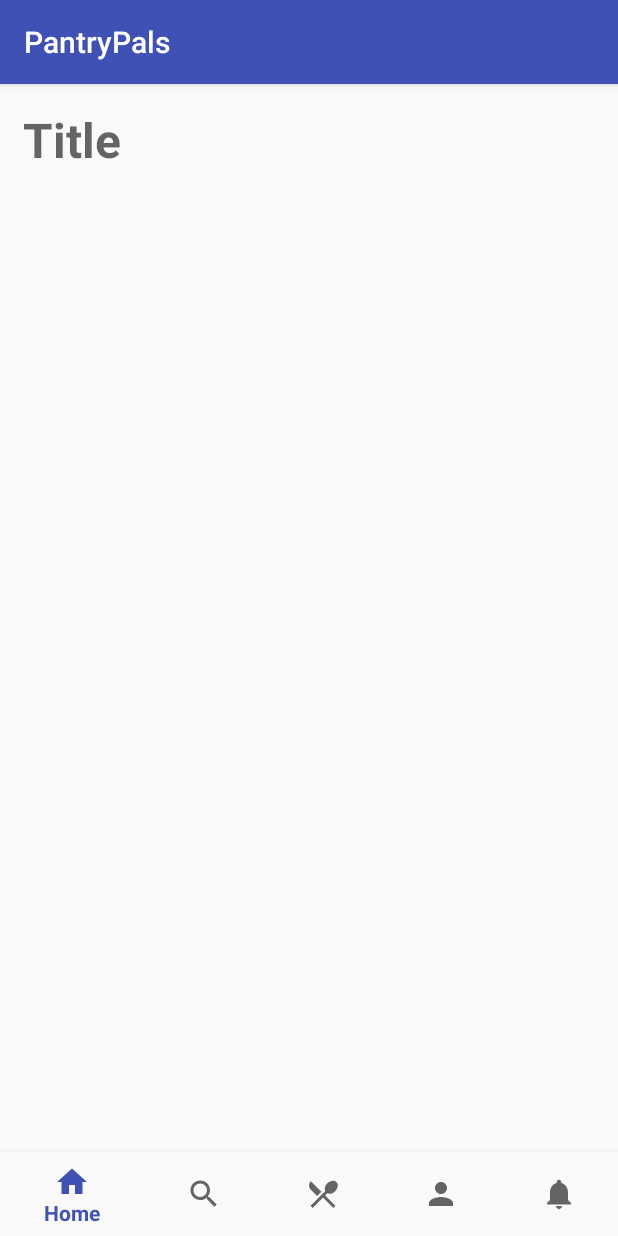
After one commit to tribby5/PantryPals, an Android app: the fragment DiscoverDetailFragment placed in its activity, on a phone screen of 412 x 824 dp. The commit adds this screen. Run offline under Robolectric (Android 15) with nearby library versions, the phone set to English and light mode, and no system bars; 1 statement that could not run was skipped.

Commit message:
Add discover detail

```diff
--- a/app/build.gradle
+++ b/app/build.gradle
@@ -45,4 +45,6 @@ dependencies {
 
 
 
+
+
 apply plugin: 'com.google.gms.google-services'
--- a/app/src/main/java/pantrypals/activities/HomeActivity.java
+++ b/app/src/main/java/pantrypals/activities/HomeActivity.java
@@ -1,7 +1,5 @@
 package pantrypals.activities;
 
-import android.app.FragmentManager;
-import android.content.Intent;
 import android.os.Bundle;
 import android.support.annotation.NonNull;
 import android.support.design.widget.BottomNavigationView;
@@ -12,16 +10,15 @@ import android.view.MenuItem;
 
 import com.android.databaes.pantrypals.R;
 
+import pantrypals.discover.DiscoverDetailFragment;
 import pantrypals.discover.DiscoverFragment;
+import pantrypals.discover.DiscoverItemClickListener;
 import pantrypals.home.HomeFragment;
 import pantrypals.notifications.NotificationsFragment;
 import pantrypals.pantry.PantryFragment;
 import pantrypals.profile.ProfileFragment;
 
-public class HomeActivity extends AppCompatActivity {
-
-    private FragmentManager fragmentManager;
-    private FragmentTransaction fragmentTransaction;
+public class HomeActivity extends AppCompatActivity implements DiscoverItemClickListener {
 
     @Override
     protected void onCreate(Bundle savedInstanceState) {
@@ -54,20 +51,22 @@ public class HomeActivity extends AppCompatActivity {
                                 break;
                         }
 
-                        FragmentTransaction transaction = getSupportFragmentManager().beginTransaction();
-                        transaction.replace(R.id.frame_layout, selectedFragment);
-                        transaction.commit();
+                        setFragment(selectedFragment);
                         return true;
                     }
                 });
 
         //Manually displaying the first fragment - one time only
-        FragmentTransaction transaction = getSupportFragmentManager().beginTransaction();
-        transaction.replace(R.id.frame_layout, HomeFragment.newInstance());
-        transaction.commit();
+       setFragment(HomeFragment.newInstance());
     }
 
+    @Override
+    public void discoverItemClicked(CharSequence title) {
+        setFragment(DiscoverDetailFragment.newFragment(title));
+    }
 
-
-
+    private void setFragment(Fragment fragment) {
+        FragmentTransaction transaction = getSupportFragmentManager().beginTransaction();
+        transaction.replace(R.id.frame_layout, fragment).commit();
+    }
 }
--- /dev/null
+++ b/app/src/main/java/pantrypals/discover/DiscoverDetailFragment.java
@@ -0,0 +1,46 @@
+package pantrypals.discover;
+
+
+import android.os.Bundle;
+import android.support.v4.app.Fragment;
+import android.view.LayoutInflater;
+import android.view.View;
+import android.view.ViewGroup;
+import android.widget.TextView;
+
+import com.android.databaes.pantrypals.R;
+
+public class DiscoverDetailFragment extends Fragment {
+
+    private static final String ARG_TITLE = "ARG_TITLE";
+
+    public DiscoverDetailFragment() {
+        // Required empty public constructor
+    }
+
+    public static DiscoverDetailFragment newFragment(CharSequence title) {
+        DiscoverDetailFragment fragment = new DiscoverDetailFragment();
+
+        Bundle args = new Bundle();
+        args.putCharSequence(ARG_TITLE, title);
+        fragment.setArguments(args);
+
+        return fragment;
+    }
+
+    @Override
+    public View onCreateView(LayoutInflater inflater, ViewGroup container,
+                             Bundle savedInstanceState) {
+        // Inflate the layout for this fragment
+        View view = inflater.inflate(R.layout.fragment_discover_detail, container, false);
+
+        TextView detailTitle = view.findViewById(R.id.discover_detail_title);
+        Bundle args = getArguments();
+        CharSequence title = args.getCharSequence(ARG_TITLE);
+
+        detailTitle.setText(title);
+
+        return view;
+    }
+
+}
--- /dev/null
+++ b/app/src/main/java/pantrypals/discover/DiscoverItemClickListener.java
@@ -0,0 +1,11 @@
+package pantrypals.discover;
+
+/**
+ * Created by adityasrinivasan on 06/11/17.
+ */
+
+public interface DiscoverItemClickListener {
+
+    void discoverItemClicked(CharSequence message);
+
+}
--- /dev/null
+++ b/app/src/main/res/layout/fragment_discover_detail.xml
@@ -0,0 +1,18 @@
+<LinearLayout xmlns:android="http://schemas.android.com/apk/res/android"
+    xmlns:tools="http://schemas.android.com/tools"
+    android:layout_width="match_parent"
+    android:layout_height="match_parent"
+    android:id="@+id/discover_detail_layout"
+    tools:context="pantrypals.discover.DiscoverDetailFragment">
+
+    <TextView
+        android:layout_width="match_parent"
+        android:layout_height="match_parent"
+        android:textStyle="bold"
+        android:textSize="@dimen/h1Size"
+        android:padding="@dimen/padding"
+        android:hint="Title"
+        android:id="@+id/discover_detail_title"
+        android:textColor="@color/colorBlack"/>
+
+</LinearLayout>
--- a/app/src/main/res/values/colors.xml
+++ b/app/src/main/res/values/colors.xml
@@ -3,4 +3,5 @@
     <color name="colorPrimary">#3F51B5</color>
     <color name="colorPrimaryDark">#303F9F</color>
     <color name="colorAccent">#FF4081</color>
+    <color name="colorBlack">#000000</color>
 </resources>
--- a/app/src/main/res/values/dimens.xml
+++ b/app/src/main/res/values/dimens.xml
@@ -1,4 +1,7 @@
 <?xml version="1.0" encoding="utf-8"?>
 <resources>
     <dimen name="padding">15dp</dimen>
+    <dimen name="h1Size">32sp</dimen>
+    <dimen name="h2Size">24sp</dimen>
+    <dimen name="h3Size">18sp</dimen>
 </resources>
```
Also changed, not shown: app/src/main/AndroidManifest.xml (+3 -4 lines), app/src/main/java/pantrypals/discover/DiscoverFragment.java (+24 -4 lines), app/src/main/java/pantrypals/discover/ItemClickListener.java (deleted, +0 -11 lines).
